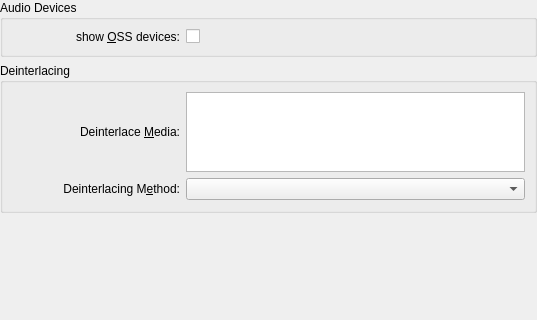
The window that kcm/xineoptions.ui (KDE/phonon-quicktime) describes before a commit, drawn with Qt 5; both pictures show x 0 to 537 and y 0 to 320 of the 537 by 494 pixel window.
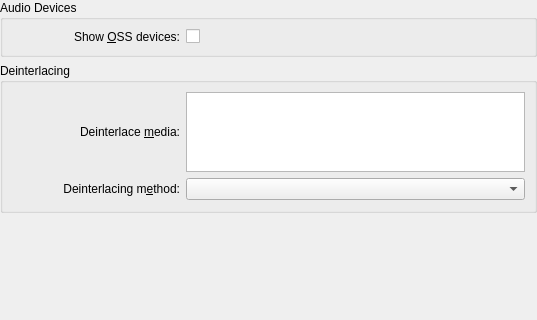
The same window after the commit.

```diff
--- a/kcm/xineoptions.ui
+++ b/kcm/xineoptions.ui
@@ -32,7 +32,7 @@
       <item row="0" column="0" >
        <widget class="QLabel" name="label_3" >
         <property name="text" >
-         <string>show &amp;OSS devices:</string>
+         <string>Show &amp;OSS devices:</string>
         </property>
         <property name="alignment" >
          <set>Qt::AlignRight|Qt::AlignTrailing|Qt::AlignVCenter</set>
@@ -93,7 +93,7 @@
       <item row="0" column="0" >
        <widget class="QLabel" name="label" >
         <property name="text" >
-         <string>Deinterlace &amp;Media:</string>
+         <string>Deinterlace &amp;media:</string>
         </property>
         <property name="alignment" >
          <set>Qt::AlignRight|Qt::AlignTrailing|Qt::AlignVCenter</set>
@@ -128,7 +128,7 @@
       <item row="1" column="0" >
        <widget class="QLabel" name="label_2" >
         <property name="text" >
-         <string>Deinterlacing M&amp;ethod:</string>
+         <string>Deinterlacing m&amp;ethod:</string>
         </property>
         <property name="alignment" >
          <set>Qt::AlignRight|Qt::AlignTrailing|Qt::AlignVCenter</set>
```
Left out of the diff: 4 changed lines with no effect on the pictures.
